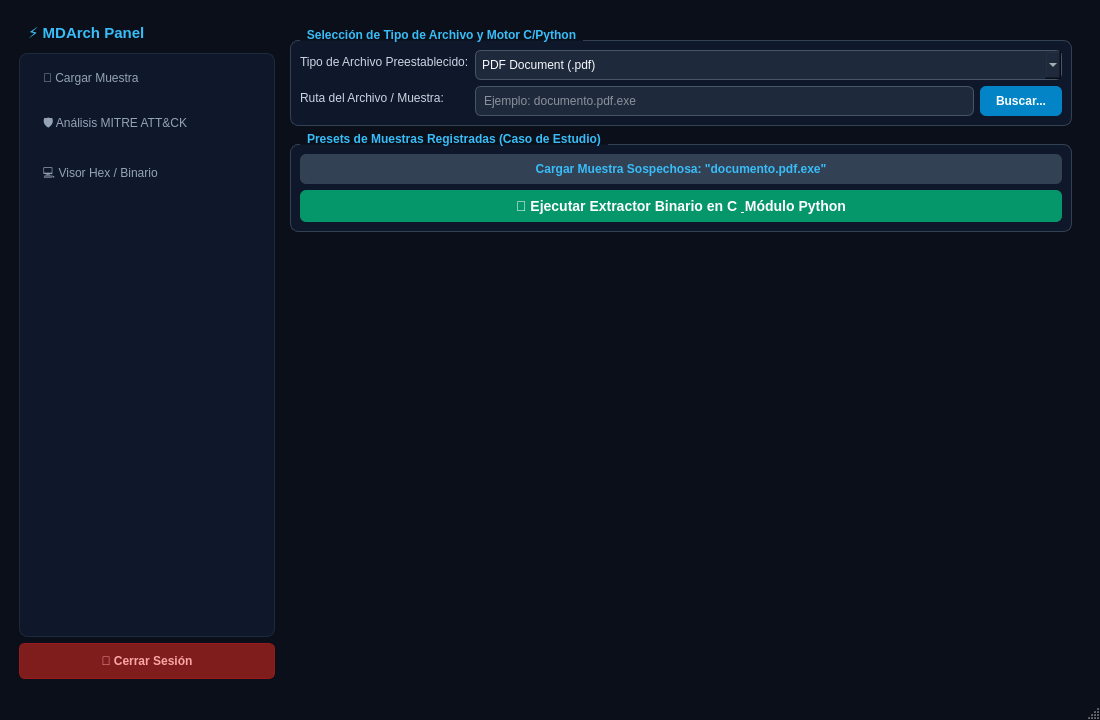
The window that app/views/main_window.ui (kleiverkimg/MDarch---PROGRAMACION-I-UNC) describes before a commit, drawn with Qt 5.
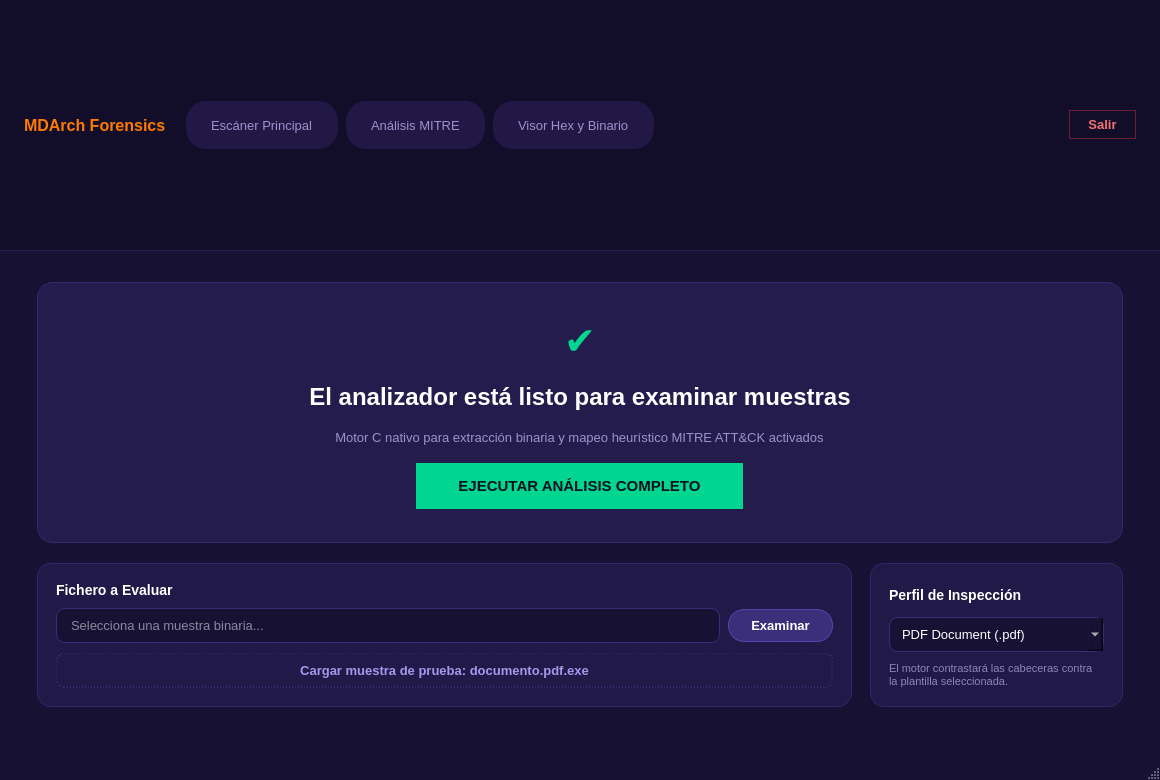
The same window after the commit. The open tabs and pages were chosen to show the change.

Commit message: Ajustes de interfaz y configuracion visual

Patch:
```diff
--- a/app/views/main_window.ui
+++ b/app/views/main_window.ui
@@ -6,8 +6,8 @@
    <rect>
     <x>0</x>
     <y>0</y>
-    <width>1100</width>
-    <height>720</height>
+    <width>1160</width>
+    <height>780</height>
    </rect>
   </property>
   <property name="windowTitle">
@@ -16,107 +16,168 @@
   <property name="styleSheet">
    <string notr="true">
     QMainWindow {
-      background-color: #0b0f19;
-      color: #e2e8f0;
-      font-family: 'Segoe UI', Tahoma, Geneva, Verdana, sans-serif;
+      background-color: #171134;
+      color: #ffffff;
+      font-family: 'Segoe UI', system-ui, sans-serif;
     }
     QWidget {
       color: #cbd5e1;
+      font-size: 13px;
     }
-    /* Estilo del Menú Izquierdo */
+
+    /* Barra de navegación superior (solo dentro de Dashboard) */
+    QFrame#topNavBar {
+      background-color: #120d29;
+      border-bottom: 1px solid #281d54;
+      padding: 10px 24px;
+    }
+
+    /* Tabs de navegación estilo Avast */
     QListWidget#menuList {
-      background-color: #0f172a;
-      border: 1px solid #1e293b;
-      border-radius: 8px;
-      padding: 5px;
-      outline: 0px;
+      background: transparent;
+      border: none;
+      outline: 0;
     }
     QListWidget#menuList::item {
-      color: #94a3b8;
-      padding: 12px 15px;
-      margin-bottom: 5px;
-      border-radius: 6px;
-      font-weight: bold;
+      color: #9d91cb;
+      padding: 8px 22px;
+      margin-right: 8px;
+      border-radius: 20px;
+      font-weight: 700;
+      background-color: #211846;
     }
     QListWidget#menuList::item:selected {
-      background-color: #0284c7;
+      background-color: #00d68f;
+      color: #0b1120;
+    }
+    QListWidget#menuList::item:hover:!selected {
+      background-color: #2e2262;
       color: #ffffff;
     }
-    QListWidget#menuList::item:hover {
-      background-color: #1e293b;
-      color: #38bdf8;
+
+    /* Tarjetas y Contenedores */
+    QFrame#cardHero {
+      background-color: #241c4d;
+      border: 1px solid #35286e;
+      border-radius: 16px;
+      padding: 24px;
     }
-    /* Botón de Cerrar Sesión */
+    QFrame#cardModule1, QFrame#cardModule2 {
+      background-color: #211947;
+      border: 1px solid #332669;
+      border-radius: 14px;
+    }
+    QFrame#cardModule1:hover, QFrame#cardModule2:hover {
+      border: 1px solid #4d3a9c;
+    }
+
+    /* Botón verde Avast */
+    QPushButton#btnRunAnalysis {
+      background-color: #00d68f;
+      color: #0b1120;
+      font-size: 15px;
+      font-weight: 800;
+      border-radius: 24px;
+      padding: 14px 42px;
+      border: none;
+    }
+    QPushButton#btnRunAnalysis:hover {
+      background-color: #05f0a2;
+    }
+    QPushButton#btnRunAnalysis:pressed {
+      background-color: #00ba7c;
+    }
+
+    /* Botones de acción */
+    QPushButton#btnBrowse {
+      background-color: #3b2f7a;
+      color: #ffffff;
+      font-weight: 600;
+      border-radius: 16px;
+      padding: 8px 22px;
+      border: 1px solid #5544ad;
+    }
+    QPushButton#btnBrowse:hover {
+      background-color: #4b3c9b;
+    }
+
+    QPushButton#btnLoadSample {
+      background-color: transparent;
+      color: #a797ec;
+      border: 1px dashed #4e3e94;
+      border-radius: 8px;
+      padding: 9px 14px;
+      font-weight: 600;
+    }
+    QPushButton#btnLoadSample:hover {
+      background-color: #291e56;
+      color: #ffffff;
+      border-color: #7966df;
+    }
+
+    /* Entradas */
+    QLineEdit, QComboBox, QTextEdit {
+      background-color: #171134;
+      border: 1px solid #3c2c78;
+      border-radius: 8px;
+      color: #ffffff;
+      padding: 8px 12px;
+    }
+    QLineEdit:focus, QComboBox:focus, QTextEdit:focus {
+      border: 1px solid #00d68f;
+    }
+
+    /* Botón Salir */
     QPushButton#btnLogout {
-      background-color: #7f1d1d;
-      color: #fca5a5;
-      border-radius: 6px;
-      font-weight: bold;
-      padding: 10px;
-      border: 1px solid #991b1b;
+      background-color: transparent;
+      color: #f87171;
+      border: 1px solid #6b1d31;
+      border-radius: 16px;
+      padding: 6px 18px;
+      font-weight: 600;
     }
     QPushButton#btnLogout:hover {
       background-color: #991b1b;
       color: #ffffff;
     }
-    QGroupBox {
-      border: 1px solid #334155;
-      border-radius: 8px;
-      margin-top: 12px;
-      font-weight: bold;
-      color: #38bdf8;
-      background-color: #0f172a;
-    }
-    QGroupBox::title {
-      subcontrol-origin: margin;
-      left: 10px;
-      padding: 0 5px;
-    }
-    QLineEdit, QTextEdit, QComboBox {
-      background-color: #1e293b;
-      border: 1px solid #475569;
-      border-radius: 6px;
-      color: #f8fafc;
-      padding: 6px;
-    }
-    QLineEdit:focus, QTextEdit:focus, QComboBox:focus {
-      border: 1px solid #06b6d4;
-    }
-    QPushButton {
-      background-color: #0284c7;
-      color: #ffffff;
-      border-radius: 6px;
-      font-weight: bold;
-      padding: 8px 16px;
-    }
-    QPushButton:hover {
-      background-color: #0369a1;
-    }
-    QPushButton#btnLogin {
-      background-color: #0d9488;
-    }
-    QPushButton#btnLogin:hover {
-      background-color: #0f766e;
-    }
+
+    /* Tablas */
     QTableWidget {
-      background-color: #020617;
-      gridline-color: #1e293b;
-      border: 1px solid #1e293b;
-      color: #22c55e;
-      font-family: 'Consolas', 'Courier New', monospace;
+      background-color: #120d29;
+      gridline-color: #291e56;
+      border: 1px solid #322569;
+      border-radius: 10px;
+      color: #00d68f;
+      font-family: 'Consolas', monospace;
     }
     QHeaderView::section {
-      background-color: #1e293b;
-      color: #f8fafc;
-      padding: 4px;
+      background-color: #1e1643;
+      color: #b5a9e3;
+      padding: 8px;
       font-weight: bold;
-      border: 1px solid #334155;
+      border: none;
+      border-bottom: 1px solid #322569;
     }
    </string>
   </property>
   <widget class="QWidget" name="centralwidget">
-   <layout class="QGridLayout" name="gridLayout_3">
-    <item row="0" column="0">
+   <layout class="QVBoxLayout" name="mainVerticalLayout">
+    <property name="spacing">
+     <number>0</number>
+    </property>
+    <property name="leftMargin">
+     <number>0</number>
+    </property>
+    <property name="topMargin">
+     <number>0</number>
+    </property>
+    <property name="rightMargin">
+     <number>0</number>
+    </property>
+    <property name="bottomMargin">
+     <number>0</number>
+    </property>
+    <item>
      <widget class="QStackedWidget" name="stackedMain">
       <property name="currentIndex">
        <number>0</number>
@@ -220,89 +281,297 @@
        </layout>
       </widget>
       <widget class="QWidget" name="pageDashboard">
-       <layout class="QFormLayout" name="formLayout">
+       <layout class="QVBoxLayout" name="layoutDashMain">
+        <property name="spacing">
+         <number>0</number>
+        </property>
         <property name="leftMargin">
-         <number>10</number>
+         <number>0</number>
         </property>
         <property name="topMargin">
-         <number>10</number>
+         <number>0</number>
         </property>
         <property name="rightMargin">
-         <number>10</number>
+         <number>0</number>
         </property>
         <property name="bottomMargin">
-         <number>10</number>
+         <number>0</number>
         </property>
-        <item row="0" column="0">
-         <layout class="QVBoxLayout" name="vLayoutSidebar">
+        <item>
+         <widget class="QFrame" name="topNavBar">
+          <layout class="QHBoxLayout" name="hLayoutNav">
           <property name="spacing">
-           <number>6</number>
-          </property>
-          <item>
-           <widget class="QLabel" name="lblMenuTitle">
-            <property name="font">
-             <font>
-              <pointsize>11</pointsize>
-              <bold>true</bold>
-             </font>
-            </property>
+            <number>20</number>
+           </property>
+           <property name="leftMargin">
+            <number>0</number>
+           </property>
+           <property name="topMargin">
+            <number>0</number>
+           </property>
+           <property name="rightMargin">
+            <number>0</number>
+           </property>
+           <property name="bottomMargin">
+            <number>0</number>
+           </property>
+           <item>
+            <widget class="QLabel" name="lblBrand">
             <property name="styleSheet">
-             <string>color: #38bdf8; padding: 5px;</string>
+              <string>color: #ff7a00; font-size: 16px; font-weight: 900;</string>
             </property>
             <property name="text">
-             <string>⚡ MDArch Panel</string>
+              <string>MDArch Forensics</string>
             </property>
            </widget>
           </item>
           <item>
            <widget class="QListWidget" name="menuList">
+             <property name="minimumSize">
+              <size>
+               <width>490</width>
+               <height>48</height>
+              </size>
+             </property>
+             <property name="maximumSize">
+              <size>
+               <width>560</width>
+               <height>48</height>
+              </size>
+             </property>
+             <property name="verticalScrollBarPolicy">
+              <enum>Qt::ScrollBarAlwaysOff</enum>
+             </property>
+             <property name="horizontalScrollBarPolicy">
+              <enum>Qt::ScrollBarAlwaysOff</enum>
+             </property>
+             <property name="flow">
+              <enum>QListView::LeftToRight</enum>
+             </property>
             <item>
              <property name="text">
-              <string>📂 Cargar Muestra</string>
+               <string>Escáner Principal</string>
              </property>
             </item>
             <item>
              <property name="text">
-              <string>🛡️ Análisis MITRE ATT&amp;CK</string>
+               <string>Análisis MITRE</string>
              </property>
             </item>
             <item>
              <property name="text">
-              <string>💻 Visor Hex / Binario</string>
+               <string>Visor Hex y Binario</string>
              </property>
             </item>
            </widget>
           </item>
+           <item>
+            <spacer name="spacerNav">
+             <property name="orientation">
+              <enum>Qt::Horizontal</enum>
+             </property>
+             <property name="sizeHint" stdset="0">
+              <size>
+               <width>40</width>
+               <height>20</height>
+              </size>
+             </property>
+            </spacer>
+           </item>
           <item>
            <widget class="QPushButton" name="btnLogout">
             <property name="text">
-             <string>🚪 Cerrar Sesión</string>
+              <string>Salir</string>
             </property>
            </widget>
           </item>
          </layout>
+         </widget>
         </item>
-        <item row="0" column="1">
+        <item>
+         <layout class="QVBoxLayout" name="vLayoutDashBody">
+          <property name="leftMargin">
+           <number>28</number>
+          </property>
+          <property name="topMargin">
+           <number>22</number>
+          </property>
+          <property name="rightMargin">
+           <number>28</number>
+          </property>
+          <property name="bottomMargin">
+           <number>22</number>
+          </property>
+          <item>
          <widget class="QStackedWidget" name="stackedContent">
           <property name="currentIndex">
            <number>1</number>
           </property>
           <widget class="QWidget" name="subTabUpload">
-           <layout class="QVBoxLayout" name="vLayoutUpload">
+             <layout class="QVBoxLayout" name="vLayoutHeroSection">
+              <property name="spacing">
+               <number>20</number>
+              </property>
             <item>
-             <widget class="QGroupBox" name="groupConfig">
-              <property name="title">
-               <string>Selección de Tipo de Archivo y Motor C/Python</string>
-              </property>
-              <layout class="QFormLayout" name="formLayoutConfig">
-               <item row="0" column="0">
-                <widget class="QLabel" name="lblFileType">
+               <widget class="QFrame" name="cardHero">
+                <layout class="QVBoxLayout" name="vLayoutCenterShield">
+                 <property name="spacing">
+                  <number>12</number>
+                 </property>
+                 <item alignment="Qt::AlignCenter">
+                  <widget class="QLabel" name="lblShieldIcon">
+                   <property name="minimumSize">
+                    <size>
+                     <width>48</width>
+                     <height>48</height>
+                    </size>
+                   </property>
+                   <property name="styleSheet">
+                    <string>color: #00d68f; font-size: 38px; font-weight: 900;</string>
+                   </property>
                  <property name="text">
-                  <string>Tipo de Archivo Preestablecido:</string>
-                 </property>
-                </widget>
-               </item>
-               <item row="0" column="1">
+                    <string>✔</string>
+                   </property>
+                   <property name="alignment">
+                    <set>Qt::AlignCenter</set>
+                   </property>
+                  </widget>
+                 </item>
+                 <item alignment="Qt::AlignCenter">
+                  <widget class="QLabel" name="lblHeroTitle">
+                   <property name="minimumSize">
+                    <size>
+                     <width>0</width>
+                     <height>42</height>
+                    </size>
+                   </property>
+                   <property name="styleSheet">
+                    <string>font-size: 24px; font-weight: 800; color: #ffffff; padding: 4px 0px;</string>
+                   </property>
+                   <property name="text">
+                    <string>El analizador está listo para examinar muestras</string>
+                   </property>
+                   <property name="alignment">
+                    <set>Qt::AlignCenter</set>
+                   </property>
+                  </widget>
+                 </item>
+                 <item alignment="Qt::AlignCenter">
+                  <widget class="QLabel" name="lblHeroSubtitle">
+                   <property name="styleSheet">
+                    <string>color: #9d91cb; font-size: 13px; padding-bottom: 6px;</string>
+                   </property>
+                   <property name="text">
+                    <string>Motor C nativo para extracción binaria y mapeo heurístico MITRE ATT&amp;CK activados</string>
+                   </property>
+                   <property name="alignment">
+                    <set>Qt::AlignCenter</set>
+                   </property>
+                  </widget>
+                 </item>
+                 <item alignment="Qt::AlignCenter">
+                  <widget class="QPushButton" name="btnRunAnalysis">
+                   <property name="text">
+                    <string>EJECUTAR ANÁLISIS COMPLETO</string>
+                   </property>
+                  </widget>
+                 </item>
+                </layout>
+               </widget>
+              </item>
+              <item>
+               <layout class="QHBoxLayout" name="hLayoutCardsBottom">
+                <property name="spacing">
+                 <number>18</number>
+                </property>
+                <item>
+                 <widget class="QFrame" name="cardModule1">
+                  <layout class="QVBoxLayout" name="vLayoutCard1">
+                   <property name="spacing">
+                    <number>10</number>
+                   </property>
+                   <property name="leftMargin">
+                    <number>18</number>
+                   </property>
+                   <property name="topMargin">
+                    <number>18</number>
+                   </property>
+                   <property name="rightMargin">
+                    <number>18</number>
+                   </property>
+                   <property name="bottomMargin">
+                    <number>18</number>
+                   </property>
+                   <item>
+                    <widget class="QLabel" name="lblTitleCard1">
+                     <property name="styleSheet">
+                      <string>font-weight: 800; font-size: 14px; color: #ffffff;</string>
+                     </property>
+                     <property name="text">
+                      <string>Fichero a Evaluar</string>
+                     </property>
+                    </widget>
+                   </item>
+                   <item>
+                    <layout class="QHBoxLayout" name="hLayoutFilePath">
+                     <property name="spacing">
+                      <number>8</number>
+                     </property>
+                     <item>
+                      <widget class="QLineEdit" name="txtFilePath">
+                       <property name="placeholderText">
+                        <string>Selecciona una muestra binaria...</string>
+                       </property>
+                      </widget>
+                     </item>
+                     <item>
+                      <widget class="QPushButton" name="btnBrowse">
+                       <property name="text">
+                        <string>Examinar</string>
+                       </property>
+                      </widget>
+                     </item>
+                    </layout>
+                   </item>
+                   <item>
+                    <widget class="QPushButton" name="btnLoadSample">
+                     <property name="text">
+                      <string>Cargar muestra de prueba: documento.pdf.exe</string>
+                     </property>
+                    </widget>
+                   </item>
+                  </layout>
+                 </widget>
+                </item>
+                <item>
+                 <widget class="QFrame" name="cardModule2">
+                  <layout class="QVBoxLayout" name="vLayoutCard2">
+                   <property name="spacing">
+                    <number>10</number>
+                   </property>
+                   <property name="leftMargin">
+                    <number>18</number>
+                   </property>
+                   <property name="topMargin">
+                    <number>18</number>
+                   </property>
+                   <property name="rightMargin">
+                    <number>18</number>
+                   </property>
+                   <property name="bottomMargin">
+                    <number>18</number>
+                   </property>
+                   <item>
+                    <widget class="QLabel" name="lblTitleCard2">
+                     <property name="styleSheet">
+                      <string>font-weight: 800; font-size: 14px; color: #ffffff;</string>
+                     </property>
+                     <property name="text">
+                      <string>Perfil de Inspección</string>
+                     </property>
+                    </widget>
+                   </item>
+                   <item>
                 <widget class="QComboBox" name="comboFileType">
                  <item>
                   <property name="text">
@@ -321,63 +590,24 @@
                  </item>
                 </widget>
                </item>
-               <item row="1" column="0">
-                <widget class="QLabel" name="lblFilePath">
-                 <property name="text">
-                  <string>Ruta del Archivo / Muestra:</string>
-                 </property>
-                </widget>
-               </item>
-               <item row="1" column="1">
-                <layout class="QHBoxLayout" name="hLayoutPath">
                  <item>
-                  <widget class="QLineEdit" name="txtFilePath">
-                   <property name="placeholderText">
-                    <string>Ejemplo: documento.pdf.exe</string>
-                   </property>
-                  </widget>
-                 </item>
-                 <item>
-                  <widget class="QPushButton" name="btnBrowse">
-                   <property name="text">
-                    <string>Buscar...</string>
-                   </property>
-                  </widget>
-                 </item>
-                </layout>
-               </item>
-              </layout>
-             </widget>
-            </item>
-            <item>
-             <widget class="QGroupBox" name="groupPreset">
-              <property name="title">
-               <string>Presets de Muestras Registradas (Caso de Estudio)</string>
-              </property>
-              <layout class="QVBoxLayout" name="vLayoutPreset">
-               <item>
-                <widget class="QPushButton" name="btnLoadSample">
+                    <widget class="QLabel" name="lblCard2Sub">
                  <property name="styleSheet">
-                  <string>background-color: #334155; color: #38bdf8;</string>
+                      <string>color: #8f85b8; font-size: 11px;</string>
                  </property>
                  <property name="text">
-                  <string>Cargar Muestra Sospechosa: &quot;documento.pdf.exe&quot;</string>
-                 </property>
-                </widget>
-               </item>
-               <item>
-                <widget class="QPushButton" name="btnRunAnalysis">
-                 <property name="styleSheet">
-                  <string>background-color: #059669; font-size: 14px;</string>
-                 </property>
-                 <property name="text">
-                  <string>🚀 Ejecutar Extractor Binario en C &amp; Módulo Python</string>
-                 </property>
+                      <string>El motor contrastará las cabeceras contra la plantilla seleccionada.</string>
+                     </property>
+                     <property name="wordWrap">
+                      <bool>true</bool>
+                     </property>
                 </widget>
                </item>
               </layout>
              </widget>
             </item>
+               </layout>
+              </item>
             <item>
              <spacer name="spacerUpload">
               <property name="orientation">
@@ -386,7 +616,7 @@
               <property name="sizeHint" stdset="0">
                <size>
                 <width>20</width>
-                <height>40</height>
+                  <height>20</height>
                </size>
               </property>
              </spacer>
@@ -568,6 +798,8 @@
            </layout>
           </widget>
          </widget>
+        </item>
+       </layout>
         </item>
        </layout>
       </widget>
```
Left out of the diff: 173 changed lines with no effect on the pictures. Lines whose indentation alone changed are shown as unchanged. The commit also changes 3 other files.
